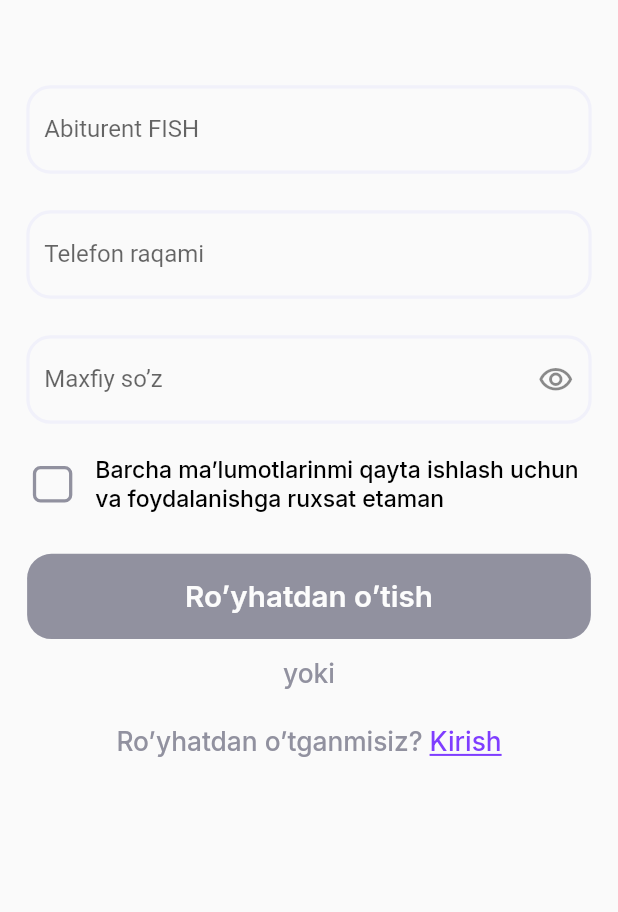
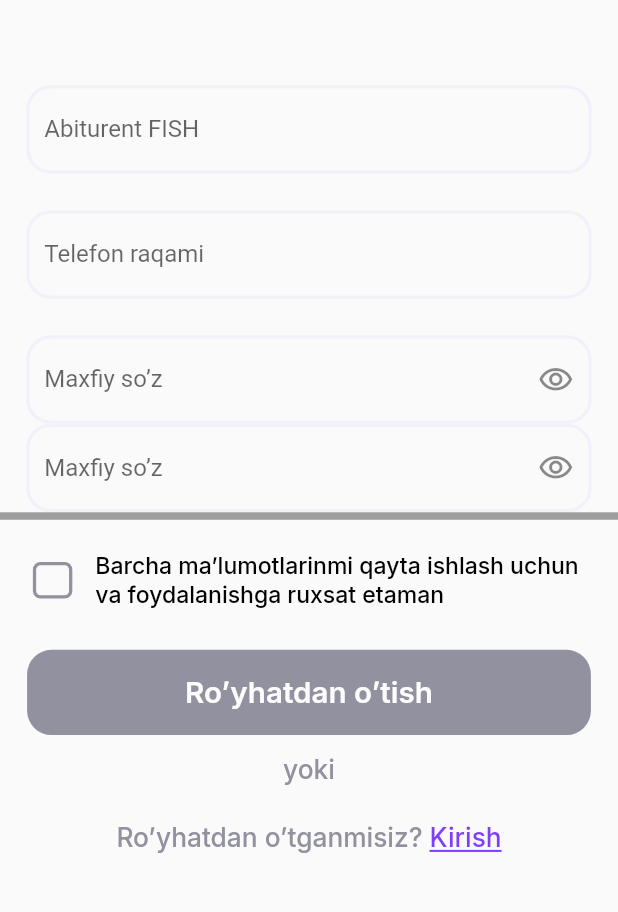
Before and after one commit to Shox4ux/Abiturent_test, a Flutter app: the SignUpScreen screen opened by its route, on a phone screen of 412 x 824 dp, the part 67-979 px from its top. Run offline on Flutter 3.47's test engine with Material 2 defaults, Android fonts, the phone set to English and light mode, and no system bars; our stand-ins replace bloc, dio, equatable, flutter_bloc, flutter_pw_validator, flutter_screenutil and 5 more; accounts and stored records are empty.

Commit message:
ui update

```diff
--- a/lib/ui/auth/login.dart
+++ b/lib/ui/auth/login.dart
@@ -3,6 +3,7 @@ import 'package:flutter/material.dart';
 import 'package:flutter_bloc/flutter_bloc.dart';
 import 'package:flutter_screenutil/flutter_screenutil.dart';
 import 'package:gap/gap.dart';
+import 'package:mask_text_input_formatter/mask_text_input_formatter.dart';
 import 'package:test_app/ui/navigation/main_navigation.dart';
 
 import '../../core/block/auth_block/auth_cubit.dart';
@@ -17,6 +18,7 @@ class LoginScreen extends StatefulWidget {
 }
 
 class _LoginScreenState extends State<LoginScreen> {
+  final _textFormat = MaskTextInputFormatter(mask: '## ### ## ##');
   bool isObscure = true;
   var _isAllfilled = false;
   var _phoneNumber = "";
@@ -81,7 +83,8 @@ class _LoginScreenState extends State<LoginScreen> {
                 Padding(
                   padding: EdgeInsets.symmetric(horizontal: 16.w),
                   child: TextField(
-                    maxLength: 9,
+                    inputFormatters: [_textFormat],
+                    maxLength: 12,
                     onChanged: (value) {
                       setState(() {
                         _phoneNumber = value;
--- a/lib/ui/auth/sign_up.dart
+++ b/lib/ui/auth/sign_up.dart
@@ -3,11 +3,13 @@ import 'package:flutter/material.dart';
 import 'package:flutter_bloc/flutter_bloc.dart';
 import 'package:flutter_screenutil/flutter_screenutil.dart';
 import 'package:gap/gap.dart';
+import 'package:mask_text_input_formatter/mask_text_input_formatter.dart';
 import 'package:test_app/res/constants.dart';
 
 import '../../core/block/auth_block/auth_cubit.dart';
 import '../components/custom_simple_appbar.dart';
 import '../navigation/main_navigation.dart';
+import 'package:flutter_pw_validator/flutter_pw_validator.dart';
 
 class SignUpScreen extends StatefulWidget {
   const SignUpScreen({Key? key}) : super(key: key);
@@ -17,14 +19,40 @@ class SignUpScreen extends StatefulWidget {
 }
 
 class _SignUpScreenState extends State<SignUpScreen> {
+  final _textFormat = MaskTextInputFormatter(mask: '## ### ## ##');
   final formKey = GlobalKey<FormState>();
   bool _isChecked = false;
   bool _isObscure = false;
   bool _isAllFilled = false;
+  bool validatePassword(String pass) {
+    String _password = pass.trim();
+    if (_password.length < 6) {
+      setState(() {
+        pass_strength = 0;
+      });
+      return false;
+    } else if (_password.length >= 1 && _password.length < 6) {
+      setState(() {
+        pass_strength = 1 / 2;
+      });
+      return false;
+    } else if (_password.length >= 6) {
+      setState(() {
+        pass_strength = 1;
+      });
+      return true;
+    } else {
+      return false;
+    }
+  }
 
   var _fulnameC = "";
   var _phoneC = "";
   var _passwordC = "";
+  final TextEditingController _controller = TextEditingController();
+  final TextStyle _textStyle = TextStyle();
+  final _formKey = GlobalKey<FormState>();
+  double pass_strength = 0;
 
   checkFields() {
     if (_fulnameC.isNotEmpty && _phoneC.isNotEmpty && _passwordC.length < 7) {
@@ -92,7 +120,8 @@ class _SignUpScreenState extends State<SignUpScreen> {
                 Padding(
                   padding: EdgeInsets.symmetric(horizontal: 16.w),
                   child: TextField(
-                    maxLength: 9,
+                    inputFormatters: [_textFormat],
+                    maxLength: 12,
                     onChanged: (value) {
                       setState(() {
                         _phoneC = value;
@@ -122,6 +151,7 @@ class _SignUpScreenState extends State<SignUpScreen> {
                     horizontal: 16.w,
                   ),
                   child: TextField(
+                    controller: _controller,
                     keyboardType: TextInputType.number,
                     onChanged: (value) {
                       setState(() {
@@ -153,6 +183,70 @@ class _SignUpScreenState extends State<SignUpScreen> {
                     ),
                   ),
                 ),
+                Padding(
+                  padding: EdgeInsets.symmetric(
+                    horizontal: 16.w,
+                  ),
+                  child: TextFormField(
+                    validator: ((value) {
+                      if (value!.isEmpty) {
+                        return "iltimos Maxfiy so’zni kiriting";
+                      } else {
+                        bool result = validatePassword(value);
+                        if (result) {
+                          return null;
+                        } else {
+                          return "Minimum 6 ta belgi";
+                        }
+                      }
+                    }),
+                    controller: _controller,
+                    keyboardType: TextInputType.number,
+                    onChanged: (value) {
+                      setState(() {
+                        _passwordC = value;
+                      });
+                    },
+                    obscureText: _isObscure,
+                    decoration: InputDecoration(
+                      counter: const SizedBox.shrink(),
+                      labelText: "Maxfiy so’z",
+                      suffixIcon: GestureDetector(
+                          onTap: () {
+                            setState(() {
+                              _isObscure = !_isObscure;
+                            });
+                          },
+                          child: Icon(_isObscure
+                              ? Icons.visibility_off_outlined
+                              : Icons.visibility_outlined)),
+                      border: OutlineInputBorder(
+                        borderRadius: BorderRadius.circular(16.h),
+                        borderSide: BorderSide(color: Colors.red, width: 2.w),
+                      ),
+                      enabledBorder: OutlineInputBorder(
+                        borderRadius: BorderRadius.circular(16.h),
+                        borderSide: BorderSide(
+                            color: AppColors.textFieldBorderColor, width: 2.w),
+                      ),
+                    ),
+                  ),
+                ),
+                LinearProgressIndicator(
+                  value: pass_strength,
+                  backgroundColor: Colors.grey,
+                  minHeight: 5,
+                  color: pass_strength == 1 / 2
+                      ? Colors.amber
+                      : pass_strength == 1
+                          ? Colors.blueGrey
+                          : Colors.amber,
+                ),
+                // FlutterPwValidator(
+                //     width: 340.w,
+                //     height: 50.h,
+                //     minLength: 6,
+                //     onSuccess: () {},
                 Gap(21.h),
                 Padding(
                   padding: EdgeInsets.symmetric(horizontal: 20.w),
--- a/lib/ui/navigation/main_navigation.dart
+++ b/lib/ui/navigation/main_navigation.dart
@@ -26,7 +26,7 @@ class MainNavigation {
     RouteNames.signup: (context) => const SignUpScreen(),
     RouteNames.signin: (context) => const LoginScreen(),
     RouteNames.news: (context) => const NewsScreen(),
-    RouteNames.payme: (context) => const PaymeScreen(),
+    RouteNames.payme: (context) => PaymeScreen(),
     RouteNames.profile: (context) => const ProfileScreen(),
     RouteNames.group: (context) => const GroupScreen(),
     RouteNames.changePassword: (context) => const ResetPassWord(),
--- a/pubspec.yaml
+++ b/pubspec.yaml
@@ -47,6 +47,9 @@ dependencies:
   shared_preferences: ^2.0.15
   equatable: ^2.0.5
   dio: ^4.0.6
+  intl: ^0.17.0
+  mask_text_input_formatter: ^2.4.0
+  flutter_pw_validator: ^1.4.2
 
 
 
```
Also changed, not shown: lib/main.dart (+15 -0 lines), lib/ui/bottom_navigation/profile/profile_sections/fund/filling_budget.dart (+25 -5 lines), pubspec.lock.
